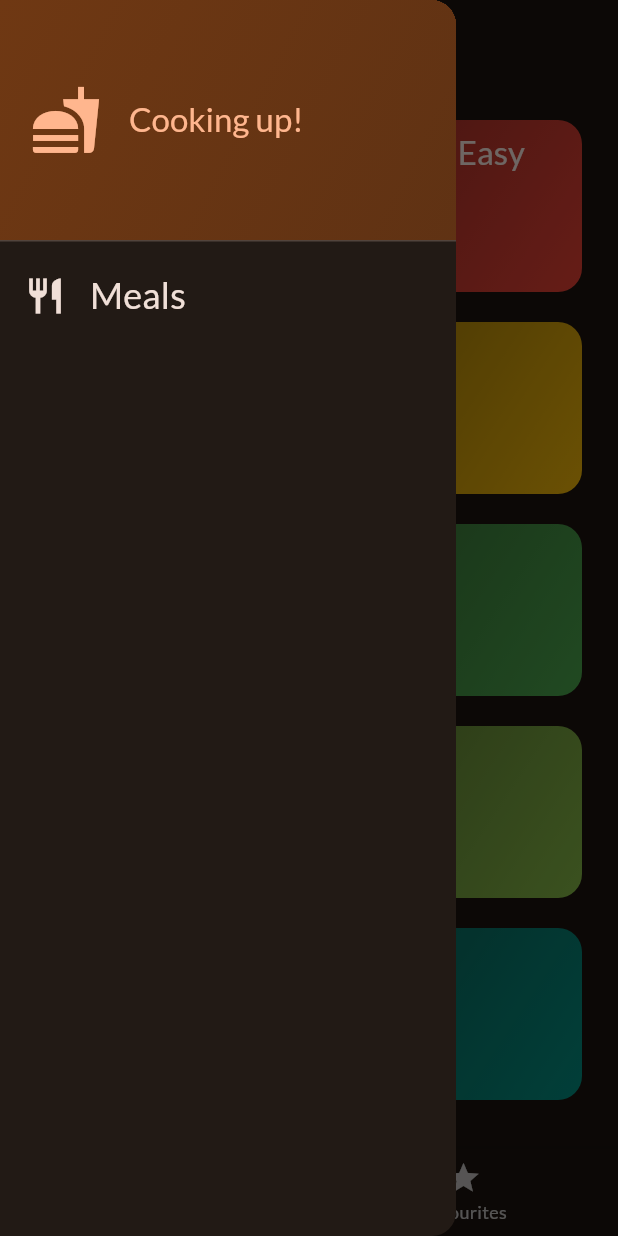
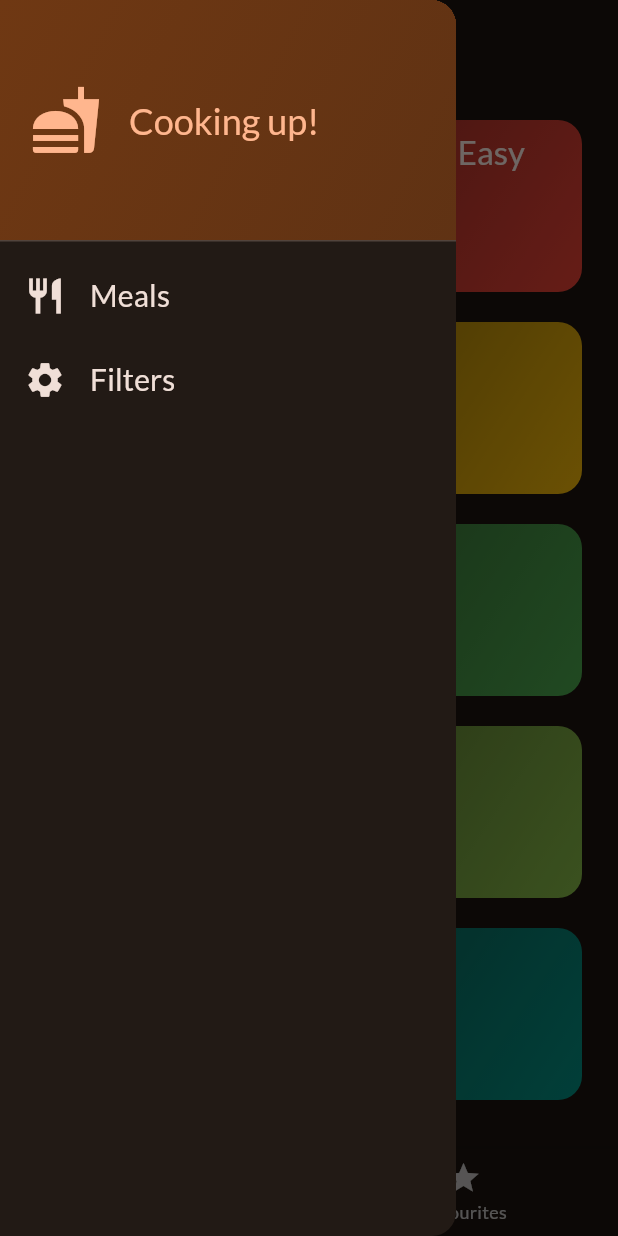
Before and after one commit to Navid-Rahman/Meals-App-Flutter, a Flutter app: the screen it shows after launch, with the side drawer open, on a phone screen of 412 x 824 dp. Run offline on Flutter 3.47's test engine with Material 2 defaults, Android fonts, the phone set to English and light mode, and no system bars; our stand-ins replace google_fonts, transparent_image; missing offline and left inert: dart:ffi.

Commit message:
App drawer updated

```diff
--- a/lib/widgets/main_drawer.dart
+++ b/lib/widgets/main_drawer.dart
@@ -1,5 +1,4 @@
 import 'package:flutter/material.dart';
-import 'package:meals_app/utils/theme_data.dart';
 
 class MainDrawer extends StatelessWidget {
   const MainDrawer({super.key});
@@ -38,11 +37,15 @@ class MainDrawer extends StatelessWidget {
                   'Cooking up!',
                   style: Theme.of(context).textTheme.titleLarge!.copyWith(
                         color: Theme.of(context).colorScheme.primary,
+                        fontSize: 24,
                       ),
                 )
               ],
             ),
           ),
+
+          //! Update the Drawer_Item menu bar for each ListTile
+
           ListTile(
             leading: Icon(
               Icons.restaurant,
@@ -53,7 +56,25 @@ class MainDrawer extends StatelessWidget {
               'Meals',
               style: Theme.of(context).textTheme.titleSmall!.copyWith(
                     color: Theme.of(context).colorScheme.onBackground,
-                    fontSize: 24,
+                    fontSize: 20,
+                  ),
+            ),
+            onTap: () {},
+          ),
+
+          //! Update the Drawer_Item menu bar for each ListTile
+
+          ListTile(
+            leading: Icon(
+              Icons.settings,
+              size: 28,
+              color: Theme.of(context).colorScheme.onBackground,
+            ),
+            title: Text(
+              'Filters',
+              style: Theme.of(context).textTheme.titleSmall!.copyWith(
+                    color: Theme.of(context).colorScheme.onBackground,
+                    fontSize: 20,
                   ),
             ),
             onTap: () {},
```
Also changed, not shown: lib/widgets/drawer_item.dart (added, +24 -0 lines).
